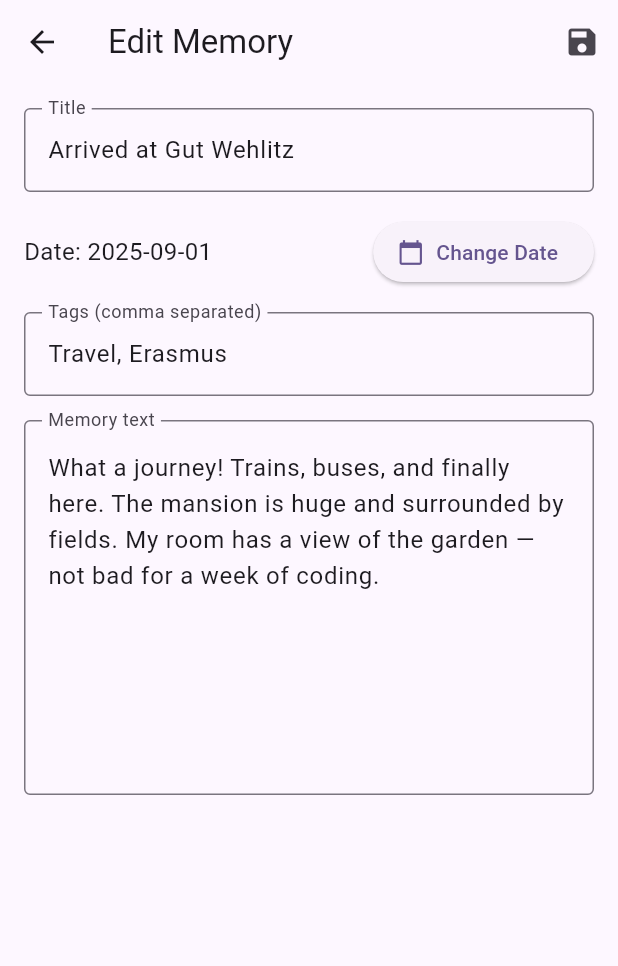
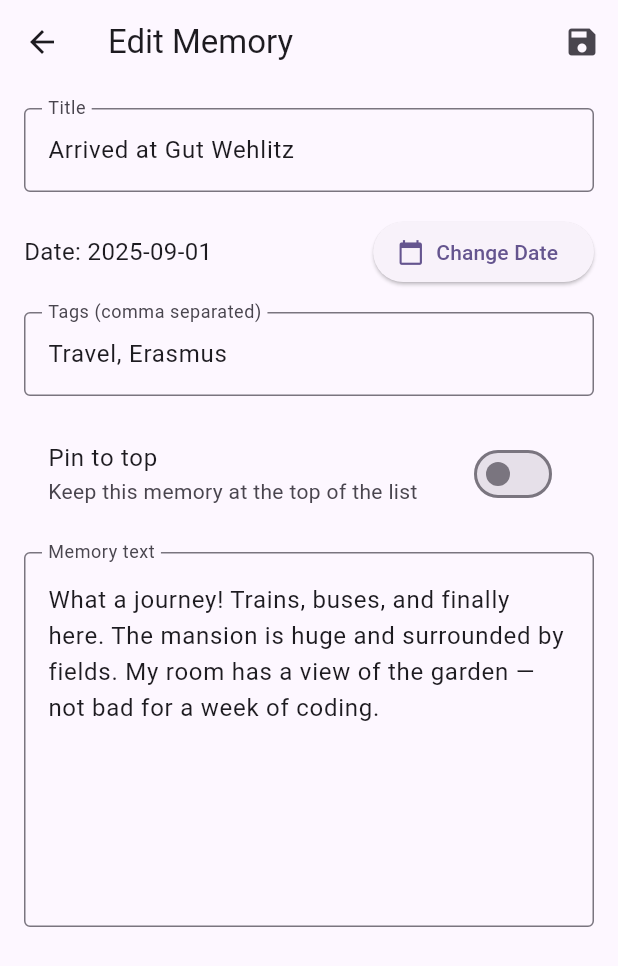
Before and after one commit to LeninZz3/Memory-cards, a Flutter app: the EditEntryScreen screen opened directly with sample values from the repository, on a phone screen of 412 x 824 dp. Shown: the top 966 px of the screen. Run offline on Flutter 3.47's test engine with Material 3 defaults, Android fonts, the phone set to English and light mode, and no system bars; our stand-ins replace shared_preferences; missing offline and left inert: highlight_text; accounts and stored records are empty.

Commit message:
Add pin to top feature

```diff
--- a/lib/models/entry.dart
+++ b/lib/models/entry.dart
@@ -13,12 +13,14 @@ class Entry {
   // The date the student assigns to this memory (not necessarily today).
   final DateTime date;
 
-  // Categories/labels for the entry — added in Stage 4.
+  // Categories/labels for the entry.
   final List<String> tags;
 
-  // File path of an attached photo — added in Stage 5 (Track A).
-  // null means no photo is attached.
+  // File path of an attached photo.
   final String? imagePath;
+
+  // Whether the entry is pinned to the top of the list.
+  final bool isPinned;
 
   const Entry({
     required this.id,
@@ -27,12 +29,10 @@ class Entry {
     required this.date,
     this.tags = const [],
     this.imagePath,
+    this.isPinned = false,
   });
 
   // --- Serialization ---
-  // toJson / fromJson let us save and load entries from storage (Stage 3).
-  // We write them manually so every line is readable — no code generation magic.
-
   Map<String, dynamic> toJson() {
     return {
       'id': id,
@@ -41,6 +41,7 @@ class Entry {
       'date': date.toIso8601String(), // e.g. "2025-09-01T00:00:00.000"
       'tags': tags,
       'imagePath': imagePath,
+      'isPinned': isPinned,
     };
   }
 
@@ -52,11 +53,11 @@ class Entry {
       date: DateTime.parse(json['date'] as String),
       tags: List<String>.from(json['tags'] as List? ?? []),
       imagePath: json['imagePath'] as String?,
+      isPinned: json['isPinned'] as bool? ?? false,
     );
   }
 
   // copyWith lets you create a modified copy of an entry (useful for editing).
-  // e.g.  entry.copyWith(title: 'New title')
   Entry copyWith({
     String? id,
     String? title,
@@ -64,6 +65,7 @@ class Entry {
     DateTime? date,
     List<String>? tags,
     String? imagePath,
+    bool? isPinned,
   }) {
     return Entry(
       id: id ?? this.id,
@@ -72,6 +74,7 @@ class Entry {
       date: date ?? this.date,
       tags: tags ?? this.tags,
       imagePath: imagePath ?? this.imagePath,
+      isPinned: isPinned ?? this.isPinned,
     );
   }
 }
--- a/lib/screens/detailed_entry_screen.dart
+++ b/lib/screens/detailed_entry_screen.dart
@@ -58,7 +58,6 @@ class _EntryDetailScreenState extends State<EntryDetailScreen> {
           child: Column(
             crossAxisAlignment: CrossAxisAlignment.start,
             children: [
-              // Cím
               Text(
                 _currentEntry.title,
                 style: theme.textTheme.headlineSmall?.copyWith(
@@ -68,7 +67,6 @@ class _EntryDetailScreenState extends State<EntryDetailScreen> {
               ),
               const SizedBox(height: 8),
 
-              // Dátum
               Text(
                 _currentEntry.date.toString().split(' ')[0],
                 style: theme.textTheme.bodySmall?.copyWith(
@@ -77,7 +75,6 @@ class _EntryDetailScreenState extends State<EntryDetailScreen> {
               ),
               const SizedBox(height: 16),
 
-              // Tagek (címkék)
               if (_currentEntry.tags.isNotEmpty) ...[
                 Wrap(
                   spacing: 8.0,
--- a/lib/screens/editentryscreen.dart
+++ b/lib/screens/editentryscreen.dart
@@ -15,6 +15,7 @@ class _EditEntryScreenState extends State<EditEntryScreen> {
   late TextEditingController _textController;
   late TextEditingController _tagsController;
   late DateTime _selectedDate;
+  late bool _isPinned;
 
   @override
   void initState() {
@@ -23,6 +24,7 @@ class _EditEntryScreenState extends State<EditEntryScreen> {
     _textController = TextEditingController(text: widget.entry.text);
     _tagsController = TextEditingController(text: widget.entry.tags.join(', '));
     _selectedDate = widget.entry.date;
+    _isPinned = widget.entry.isPinned;
   }
 
   @override
@@ -33,7 +35,6 @@ class _EditEntryScreenState extends State<EditEntryScreen> {
     super.dispose();
   }
 
-  // Dátumválasztó dialógus megnyitása
   Future<void> _pickDate() async {
     final picked = await showDatePicker(
       context: context,
@@ -59,13 +60,12 @@ class _EditEntryScreenState extends State<EditEntryScreen> {
         .where((tag) => tag.isNotEmpty)
         .toList();
 
-
-    final updatedEntry = Entry(
-      id: widget.entry.id,
+    final updatedEntry = widget.entry.copyWith(
       title: _titleController.text,
       text: _textController.text,
       date: _selectedDate,
       tags: tagsList,
+      isPinned: _isPinned,
     );
 
     Navigator.pop(context, updatedEntry);
@@ -115,7 +115,6 @@ class _EditEntryScreenState extends State<EditEntryScreen> {
             ),
             const SizedBox(height: 16),
 
-
             TextField(
               controller: _tagsController,
               decoration: const InputDecoration(
@@ -123,6 +122,19 @@ class _EditEntryScreenState extends State<EditEntryScreen> {
                 hintText: 'e.g. work, flutter, idea',
                 border: OutlineInputBorder(),
               ),
+            ),
+            const SizedBox(height: 16),
+
+            SwitchListTile(
+              title: const Text('Pin to top'),
+              subtitle: const Text('Keep this memory at the top of the list'),
+              value: _isPinned,
+              activeThumbColor: Colors.amber,
+              onChanged: (value) {
+                setState(() {
+                  _isPinned = value;
+                });
+              },
             ),
             const SizedBox(height: 16),
 
```
Also changed, not shown: lib/screens/home_screen.dart (+27 -8 lines), lib/widgets/entry_card.dart (+33 -6 lines).
